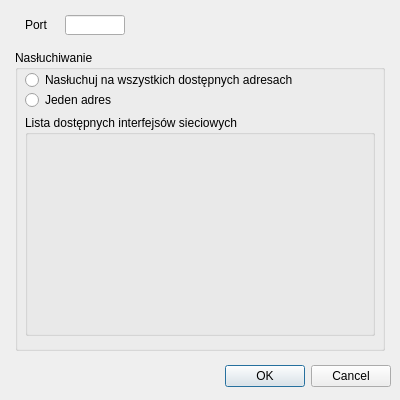
Before: the Qt Designer form Clinic_Serwer/w_serverconfigurationdialog.ui in jszmigiel2304/Clinic, drawn with Qt 5.
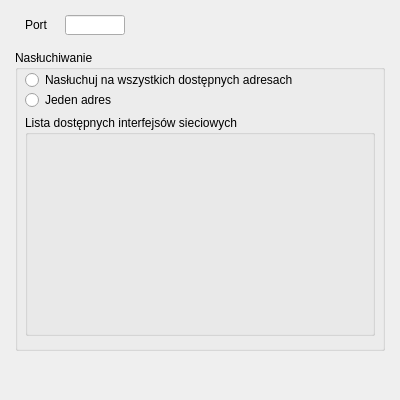
After: the same form once the commit is applied.

What changed in the file:
```diff
--- a/Clinic_Serwer/w_serverconfigurationdialog.ui
+++ b/Clinic_Serwer/w_serverconfigurationdialog.ui
@@ -38,7 +38,7 @@
     <enum>Qt::Horizontal</enum>
    </property>
    <property name="standardButtons">
-    <set>QDialogButtonBox::Cancel|QDialogButtonBox::Ok</set>
+    <set>QDialogButtonBox::NoButton</set>
    </property>
   </widget>
   <widget class="QLineEdit" name="lineEdit">
```
Left out of the diff: 9 changed lines with no effect on the pictures.
